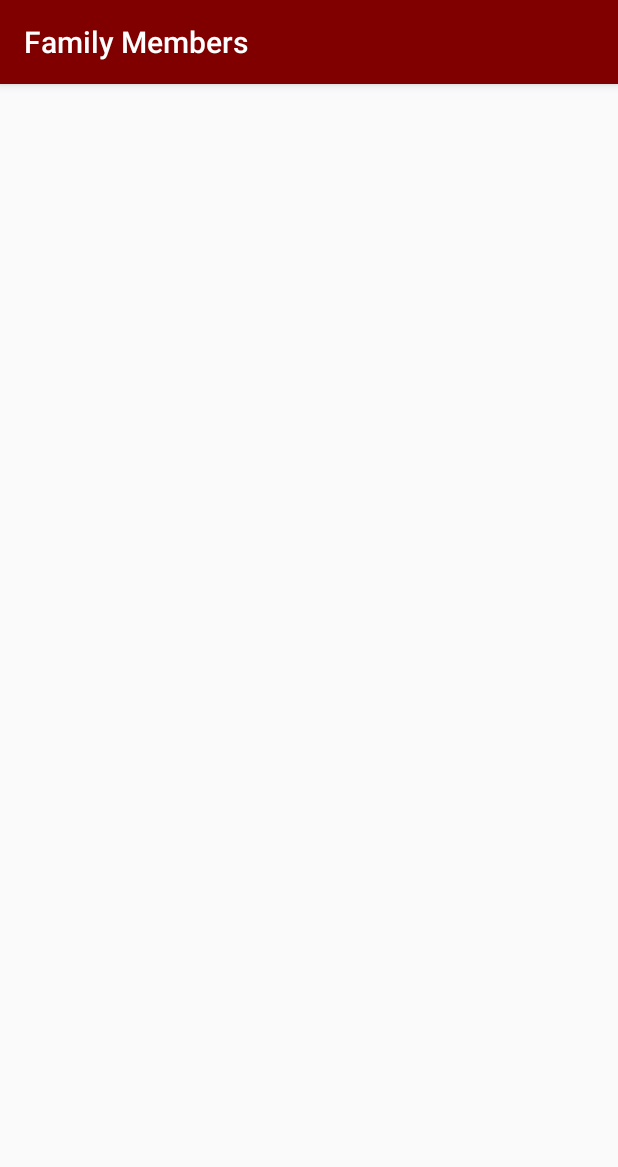
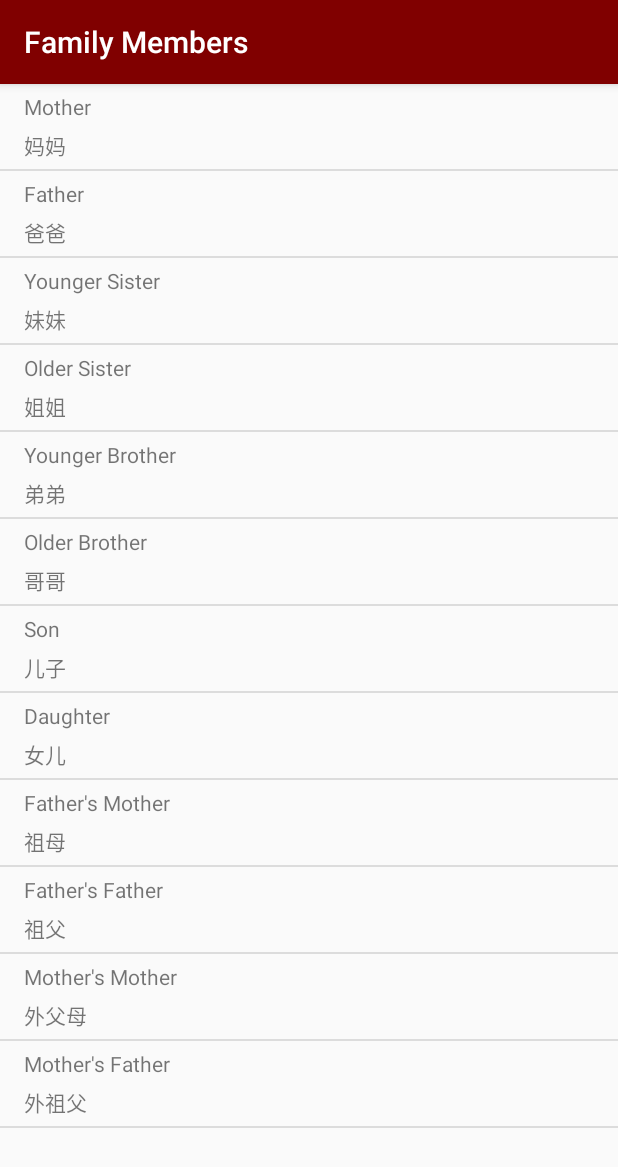
Before and after one commit to ConnieJChi/ChineseLearner, an Android app: the FamilyActivity screen opened directly, with no data from a screen before it, on a phone screen of 412 x 824 dp. Shown: the top 1167 px of the screen. Run offline under Robolectric (Android 15) with nearby library versions, the phone set to English and light mode, and no system bars.

Commit message:
Added words for Phrases and Family.

```diff
--- a/app/src/main/java/com/example/android/chineselearner/FamilyActivity.java
+++ b/app/src/main/java/com/example/android/chineselearner/FamilyActivity.java
@@ -2,6 +2,10 @@ package com.example.android.chineselearner;
 
 import android.support.v7.app.AppCompatActivity;
 import android.os.Bundle;
+import android.view.View;
+import android.widget.ListView;
+
+import java.util.ArrayList;
 
 public class FamilyActivity extends AppCompatActivity {
 
@@ -9,5 +13,27 @@ public class FamilyActivity extends AppCompatActivity {
     protected void onCreate(Bundle savedInstanceState) {
         super.onCreate(savedInstanceState);
         setContentView(R.layout.activity_family);
+
+        ArrayList<Word> family = new ArrayList<>();
+
+        family.add(new Word("Mother", "妈妈"));
+        family.add(new Word("Father", "爸爸"));
+        family.add(new Word("Younger Sister", "妹妹"));
+        family.add(new Word("Older Sister", "姐姐"));
+        family.add(new Word("Younger Brother", "弟弟"));
+        family.add(new Word("Older Brother", "哥哥"));
+        family.add(new Word("Son", "儿子"));
+        family.add(new Word("Daughter", "女儿"));
+        family.add(new Word("Father's Mother", "祖母"));
+        family.add(new Word("Father's Father", "祖父"));
+        family.add(new Word("Mother's Mother", "外父母"));
+        family.add(new Word("Mother's Father", "外祖父"));
+
+        WordAdapter adapter = new WordAdapter(this, family);
+
+        ListView f = findViewById(R.id.fam);
+
+        f.setAdapter(adapter);
+
     }
 }
--- a/app/src/main/java/com/example/android/chineselearner/NumbersActivity.java
+++ b/app/src/main/java/com/example/android/chineselearner/NumbersActivity.java
@@ -13,8 +13,7 @@ public class NumbersActivity extends AppCompatActivity {
         super.onCreate(savedInstanceState);
         setContentView(R.layout.activity_numbers);
 
-
-        ArrayList<Word> numArr = new ArrayList ();
+        ArrayList<Word> numArr = new ArrayList<> ();
 
         numArr.add(new Word("zero", "零"));
         numArr.add(new Word("one", "一"));
--- a/app/src/main/res/layout/activity_family.xml
+++ b/app/src/main/res/layout/activity_family.xml
@@ -1,9 +1,10 @@
 <?xml version="1.0" encoding="utf-8"?>
-<android.support.constraint.ConstraintLayout xmlns:android="http://schemas.android.com/apk/res/android"
+<ListView xmlns:android="http://schemas.android.com/apk/res/android"
+    android:id="@+id/fam"
     xmlns:app="http://schemas.android.com/apk/res-auto"
     xmlns:tools="http://schemas.android.com/tools"
     android:layout_width="match_parent"
     android:layout_height="match_parent"
     tools:context=".FamilyActivity">
 
-</android.support.constraint.ConstraintLayout>
+</ListView>
--- a/app/src/main/res/layout/activity_phrases.xml
+++ b/app/src/main/res/layout/activity_phrases.xml
@@ -1,9 +1,10 @@
 <?xml version="1.0" encoding="utf-8"?>
-<android.support.constraint.ConstraintLayout xmlns:android="http://schemas.android.com/apk/res/android"
+<ListView xmlns:android="http://schemas.android.com/apk/res/android"
+    android:id= "@+id/phrases"
     xmlns:app="http://schemas.android.com/apk/res-auto"
     xmlns:tools="http://schemas.android.com/tools"
     android:layout_width="match_parent"
     android:layout_height="match_parent"
     tools:context=".PhrasesActivity">
 
-</android.support.constraint.ConstraintLayout>
+</ListView>
```
Also changed, not shown: app/src/main/java/com/example/android/chineselearner/PhrasesActivity.java (+24 -0 lines).
